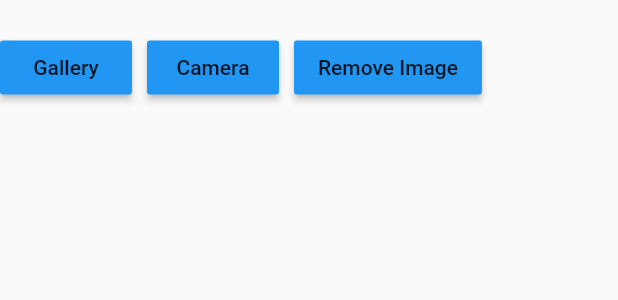
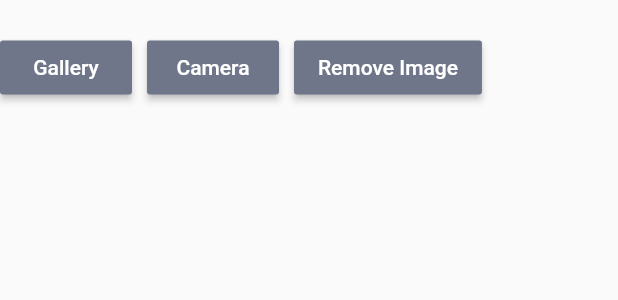
Before and after one commit to a307/tru-dawson-project, a Flutter app: the PictureWidget widget shown alone on an empty page, opened directly with empty values, on a phone screen of 412 x 824 dp. Shown: the top 300 px of the screen. Run offline on Flutter 3.47's test engine with Material 2 defaults, Android fonts, the phone set to English and light mode, and no system bars; our stand-ins replace cloud_firestore, firebase_auth, firebase_core, firebase_database, flutter_form_builder, form_builder_validators and 1 more; accounts and stored records are empty.

Commit message:
updated UI picture stuff

```diff
--- a/tru_dawson_project/lib/picture_form.dart
+++ b/tru_dawson_project/lib/picture_form.dart
@@ -37,17 +37,19 @@ class _PictureWidgetState extends State<PictureWidget> {
               onPressed: () {
                 _pickImageFromGallery();
               },
-              color: Colors.blue,
+              color: Color(0xFF6F768A),
+              textColor: Colors.white,
               child: const Text('Gallery'),
             ),
-            SizedBox(width: 10),
+            SizedBox(width: 10, height: 10,),
             MaterialButton(
                 onPressed: () {
                   _pickImageFromCamera();
                 },
-                color: Colors.blue,
+                color: Color(0xFF6F768A),
+                textColor: Colors.white,
                 child: const Text('Camera')),
-            SizedBox(width: 10),
+            SizedBox(width: 10, height: 10),
             MaterialButton(
                 onPressed: () {
                   setState(() {
@@ -55,7 +57,8 @@ class _PictureWidgetState extends State<PictureWidget> {
                     _selectedFile = null;
                   });
                 },
-                color: Colors.blue,
+                color: Color(0xFF6F768A),
+                textColor: Colors.white,
                 child: const Text('Remove Image')),
           ],
         ),
```
